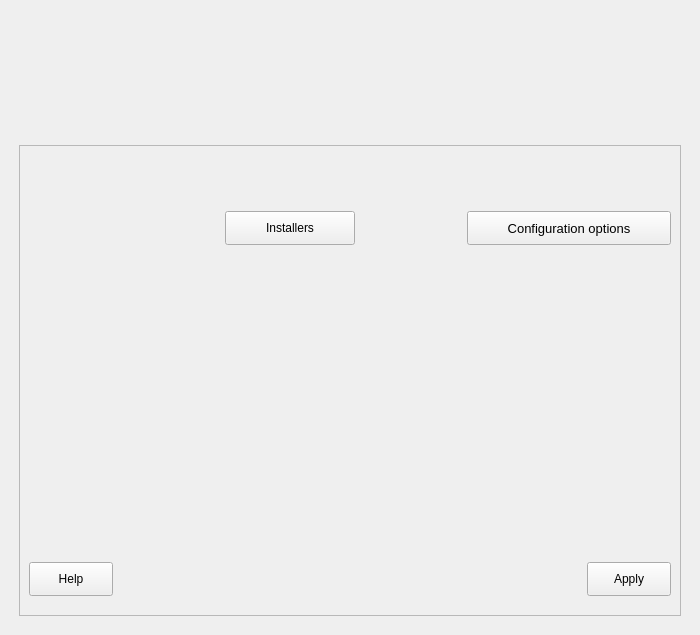
This is lliurex-java-panel/python3-lliurexjavapanel/rsrc/mainWindow.ui in lliurex/lliurex-java-panel as Qt 5 draws it before an edit. The edited form follows.
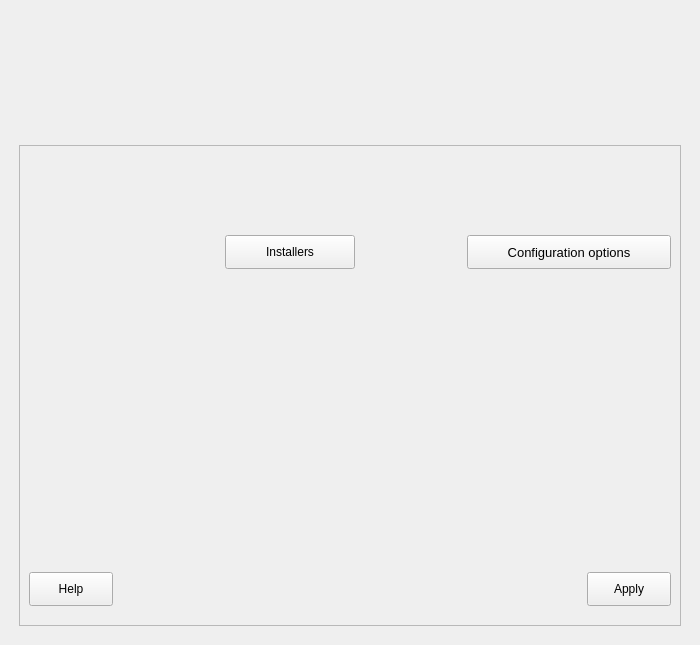
This is the edited form. Icons and pictures are not drawn.

Commit message: Changed style of feedback messages

Diff of the .ui file:
```diff
--- a/lliurex-java-panel/python3-lliurexjavapanel/rsrc/mainWindow.ui
+++ b/lliurex-java-panel/python3-lliurexjavapanel/rsrc/mainWindow.ui
@@ -10,7 +10,7 @@
     <x>0</x>
     <y>0</y>
     <width>700</width>
-    <height>635</height>
+    <height>645</height>
    </rect>
   </property>
   <property name="sizePolicy">
@@ -108,7 +108,7 @@
            <x>0</x>
            <y>0</y>
            <width>664</width>
-           <height>473</height>
+           <height>483</height>
           </rect>
          </property>
          <property name="minimumSize">
@@ -226,7 +226,10 @@
            </layout>
           </item>
           <item>
-           <layout class="QVBoxLayout" name="messageBox" stretch="0">
+           <layout class="QHBoxLayout" name="messageBox" stretch="0,0">
+            <property name="spacing">
+             <number>0</number>
+            </property>
             <property name="leftMargin">
              <number>10</number>
             </property>
@@ -241,6 +244,18 @@
             </property>
             <item>
              <widget class="QLabel" name="messageLabel">
+              <property name="minimumSize">
+               <size>
+                <width>0</width>
+                <height>40</height>
+               </size>
+              </property>
+              <property name="maximumSize">
+               <size>
+                <width>16777215</width>
+                <height>40</height>
+               </size>
+              </property>
               <property name="font">
                <font>
                 <pointsize>11</pointsize>
```
Left out of the diff: 28 changed lines with no effect on the pictures. The commit also changes 4 other files.
